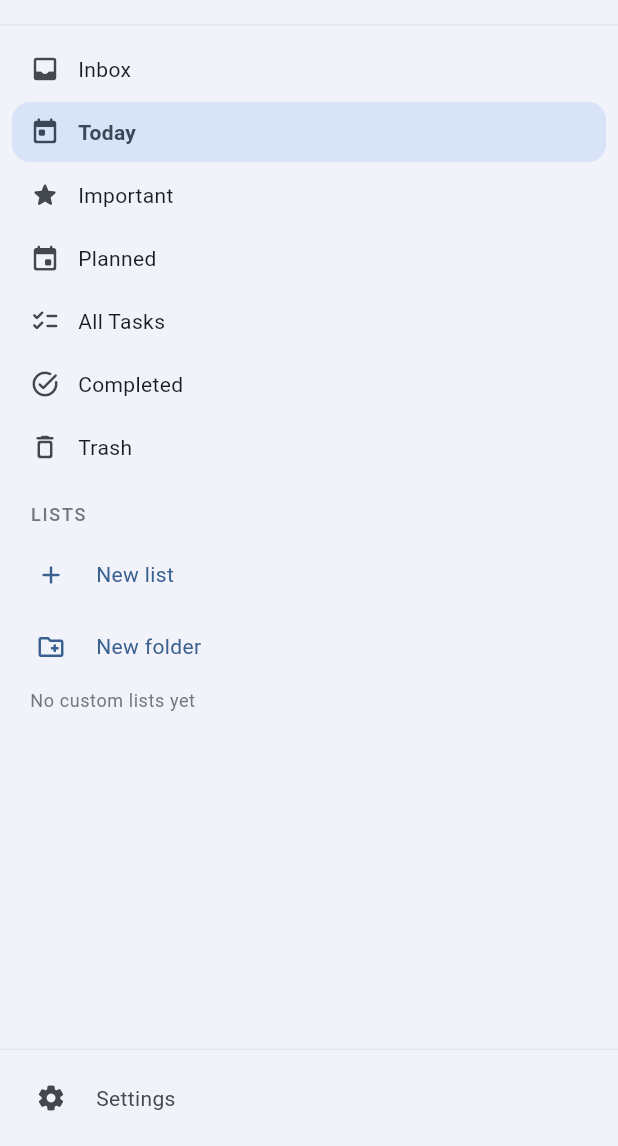
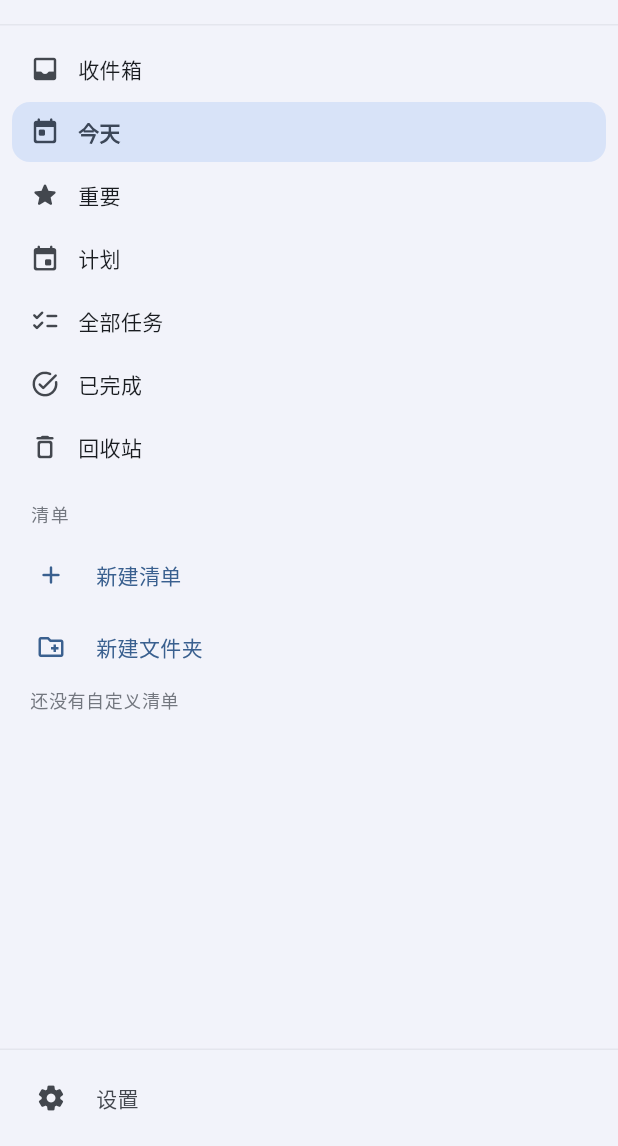
Before and after one commit to shiyi-projects/achievements, a Flutter app: the Sidebar widget shown alone on an empty page, opened directly, on a phone screen of 412 x 824 dp, the part 90-1236 px from its top. Run offline on Flutter 3.47's test engine with Material 3 defaults, Android fonts, the phone set to English and light mode, and no system bars; our stand-ins replace dio, drift, flutter_local_notifications, flutter_riverpod, flutter_timezone, go_router and 3 more; missing offline and left inert: sqlite3; accounts and stored records are empty; generated files the repository leaves out were written again; network calls fail.

Commit message:
chore(frontend): translate sidebar strings to chinese
- 系统清单显示名:Inbox/Today/Important/Planned/All Tasks/Completed/Trash
  → 收件箱/今天/重要/计划/全部任务/已完成/回收站。数据库里 seed 出的英文留作
  同步协议稳定标识,UI 这一层做翻译,新增 _systemDisplayName 助手。
- LISTS section header、No custom lists yet 空态、新建/重命名/删除菜单、确认弹窗、
  设置入口、错误提示全部中文化。
- shared 的 showNameInputDialog 默认按钮文案改 取消 / 保存 / 名称。

未来接入 flutter_intl + arb 时,这层硬编码可整体迁出。

```diff
--- a/frontend/lib/features/sidebar/sidebar.dart
+++ b/frontend/lib/features/sidebar/sidebar.dart
@@ -82,6 +82,10 @@ class Sidebar extends ConsumerWidget {
                         icon: _systemIcon(
                           SystemListKind.fromValue(list.systemKind),
                         ),
+                        displayName: _systemDisplayName(
+                          SystemListKind.fromValue(list.systemKind),
+                          list.name,
+                        ),
                         selected: list.id == currentId,
                       ),
 
@@ -94,7 +98,7 @@ class Sidebar extends ConsumerWidget {
                         Spacing.sm,
                       ),
                       child: Text(
-                        'LISTS',
+                        '清单',
                         style: theme.textTheme.labelMedium?.copyWith(
                           color: theme.colorScheme.outline,
                           letterSpacing: 1.2,
@@ -132,7 +136,7 @@ class Sidebar extends ConsumerWidget {
                           Spacing.sm,
                         ),
                         child: Text(
-                          'No custom lists yet',
+                          '还没有自定义清单',
                           style: theme.textTheme.bodySmall?.copyWith(
                             color: theme.colorScheme.outline,
                           ),
@@ -172,6 +176,29 @@ class Sidebar extends ConsumerWidget {
         return Icons.delete_outline_rounded;
       case null:
         return Icons.list_alt_rounded;
+    }
+  }
+
+  /// 系统清单的中文显示名。数据库里 seed 出的英文(Inbox / Today / …)是给同步
+  /// 协议的稳定标识,UI 这一层做翻译;非系统清单走用户自定义的 [fallback]。
+  String _systemDisplayName(SystemListKind? kind, String fallback) {
+    switch (kind) {
+      case SystemListKind.inbox:
+        return '收件箱';
+      case SystemListKind.today:
+        return '今天';
+      case SystemListKind.important:
+        return '重要';
+      case SystemListKind.planned:
+        return '计划';
+      case SystemListKind.all:
+        return '全部任务';
+      case SystemListKind.completed:
+        return '已完成';
+      case SystemListKind.trash:
+        return '回收站';
+      case null:
+        return fallback;
     }
   }
 }
@@ -310,8 +337,8 @@ class _FolderGroup extends ConsumerWidget {
         overlay.size.height - anchor.dy,
       ),
       items: const [
-        PopupMenuItem(value: 'rename', child: Text('Rename')),
-        PopupMenuItem(value: 'delete', child: Text('Delete')),
+        PopupMenuItem(value: 'rename', child: Text('重命名')),
+        PopupMenuItem(value: 'delete', child: Text('删除')),
       ],
     );
     if (!context.mounted) return;
@@ -319,7 +346,7 @@ class _FolderGroup extends ConsumerWidget {
       case 'rename':
         final name = await showNameInputDialog(
           context,
-          title: 'Rename folder',
+          title: '重命名文件夹',
           initial: folder.name,
         );
         if (name != null && name != folder.name) {
@@ -329,15 +356,12 @@ class _FolderGroup extends ConsumerWidget {
         final confirmed = await showDialog<bool>(
           context: context,
           builder: (ctx) => AlertDialog(
-            title: const Text('Delete folder?'),
-            content: Text(
-              'Folder "${folder.name}" will be deleted. Lists inside will '
-              'be moved to root and will not be lost.',
-            ),
+            title: const Text('删除文件夹?'),
+            content: Text('文件夹"${folder.name}"将被删除,其中的清单会移到根目录,不会丢失。'),
             actions: [
               TextButton(
                 onPressed: () => Navigator.pop(ctx, false),
-                child: const Text('Cancel'),
+                child: const Text('取消'),
               ),
               FilledButton.tonal(
                 style: FilledButton.styleFrom(
@@ -345,7 +369,7 @@ class _FolderGroup extends ConsumerWidget {
                   backgroundColor: Theme.of(ctx).colorScheme.errorContainer,
                 ),
                 onPressed: () => Navigator.pop(ctx, true),
-                child: const Text('Delete'),
+                child: const Text('删除'),
               ),
             ],
           ),
@@ -366,11 +390,15 @@ class _SidebarTile extends ConsumerWidget {
     required this.list,
     required this.icon,
     required this.selected,
+    this.displayName,
   });
 
   final TaskList list;
   final IconData icon;
   final bool selected;
+
+  /// UI 层覆写显示名(用于系统清单中文化)。为 null 时回退到 `list.name`。
+  final String? displayName;
 
   @override
   Widget build(BuildContext context, WidgetRef ref) {
@@ -413,7 +441,7 @@ class _SidebarTile extends ConsumerWidget {
                   const SizedBox(width: Spacing.md),
                   Expanded(
                     child: Text(
-                      list.name,
+                      displayName ?? list.name,
                       style: theme.textTheme.bodyMedium?.copyWith(
                         fontWeight: selected
                             ? FontWeight.w600
@@ -478,8 +506,8 @@ class _SidebarTile extends ConsumerWidget {
         overlay.size.height - anchor.dy,
       ),
       items: const [
-        PopupMenuItem(value: 'rename', child: Text('Rename')),
-        PopupMenuItem(value: 'delete', child: Text('Delete')),
+        PopupMenuItem(value: 'rename', child: Text('重命名')),
+        PopupMenuItem(value: 'delete', child: Text('删除')),
       ],
     );
     if (!context.mounted) return;
@@ -487,7 +515,7 @@ class _SidebarTile extends ConsumerWidget {
       case 'rename':
         final name = await showNameInputDialog(
           context,
-          title: 'Rename list',
+          title: '重命名清单',
           initial: list.name,
         );
         if (name != null && name != list.name) {
@@ -505,12 +533,12 @@ class _SidebarTile extends ConsumerWidget {
     return await showDialog<bool>(
           context: context,
           builder: (ctx) => AlertDialog(
-            title: const Text('Delete list?'),
-            content: Text('List "$name" and its tasks will be moved to Trash.'),
+            title: const Text('删除清单?'),
+            content: Text('清单"$name"及其任务将被移到回收站。'),
             actions: [
               TextButton(
                 onPressed: () => Navigator.pop(ctx, false),
-                child: const Text('Cancel'),
+                child: const Text('取消'),
               ),
               FilledButton.tonal(
                 style: FilledButton.styleFrom(
@@ -518,7 +546,7 @@ class _SidebarTile extends ConsumerWidget {
                   backgroundColor: Theme.of(ctx).colorScheme.errorContainer,
                 ),
                 onPressed: () => Navigator.pop(ctx, true),
-                child: const Text('Delete'),
+                child: const Text('删除'),
               ),
             ],
           ),
@@ -547,7 +575,7 @@ class _NewListTile extends ConsumerWidget {
           color: theme.colorScheme.primary,
         ),
         title: Text(
-          'New list',
+          '新建清单',
           style: theme.textTheme.bodyMedium?.copyWith(
             color: theme.colorScheme.primary,
           ),
@@ -555,8 +583,8 @@ class _NewListTile extends ConsumerWidget {
         onTap: () async {
           final name = await showNameInputDialog(
             context,
-            title: 'New list',
-            confirm: 'Create',
+            title: '新建清单',
+            confirm: '创建',
           );
           if (name == null) return;
           await ref.read(listRepositoryProvider).create(name: name);
@@ -582,7 +610,7 @@ class _NewFolderTile extends ConsumerWidget {
           color: theme.colorScheme.primary,
         ),
         title: Text(
-          'New folder',
+          '新建文件夹',
           style: theme.textTheme.bodyMedium?.copyWith(
             color: theme.colorScheme.primary,
           ),
@@ -590,8 +618,8 @@ class _NewFolderTile extends ConsumerWidget {
         onTap: () async {
           final name = await showNameInputDialog(
             context,
-            title: 'New folder',
-            confirm: 'Create',
+            title: '新建文件夹',
+            confirm: '创建',
           );
           if (name == null) return;
           await ref.read(folderRepositoryProvider).create(name: name);
@@ -624,7 +652,7 @@ class _SettingsTile extends StatelessWidget {
           color: theme.colorScheme.onSurfaceVariant,
         ),
         title: Text(
-          'Settings',
+          '设置',
           style: theme.textTheme.bodyMedium?.copyWith(
             color: theme.colorScheme.onSurfaceVariant,
           ),
@@ -651,7 +679,7 @@ class _SidebarError extends StatelessWidget {
     return Padding(
       padding: const EdgeInsets.all(Spacing.base),
       child: Text(
-        'Failed to load sidebar: $message',
+        '侧边栏加载失败:$message',
         style: TextStyle(color: Theme.of(context).colorScheme.error),
       ),
     );
--- a/frontend/lib/shared/widgets/name_input_dialog.dart
+++ b/frontend/lib/shared/widgets/name_input_dialog.dart
@@ -8,8 +8,8 @@ Future<String?> showNameInputDialog(
   BuildContext context, {
   required String title,
   String? initial,
-  String hint = 'Name',
-  String confirm = 'Save',
+  String hint = '名称',
+  String confirm = '保存',
 }) async {
   final controller = TextEditingController(text: initial);
   final result = await showDialog<String>(
@@ -25,7 +25,7 @@ Future<String?> showNameInputDialog(
       actions: [
         TextButton(
           onPressed: () => Navigator.pop(ctx),
-          child: const Text('Cancel'),
+          child: const Text('取消'),
         ),
         FilledButton(
           onPressed: () => Navigator.pop(ctx, controller.text.trim()),
```
